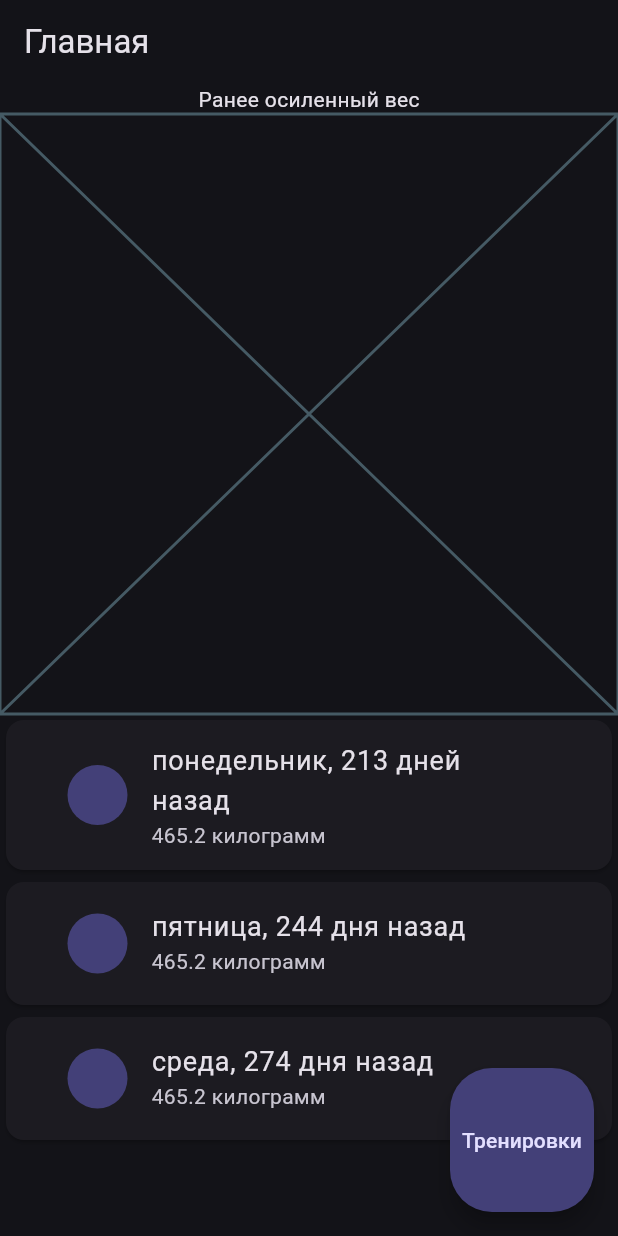
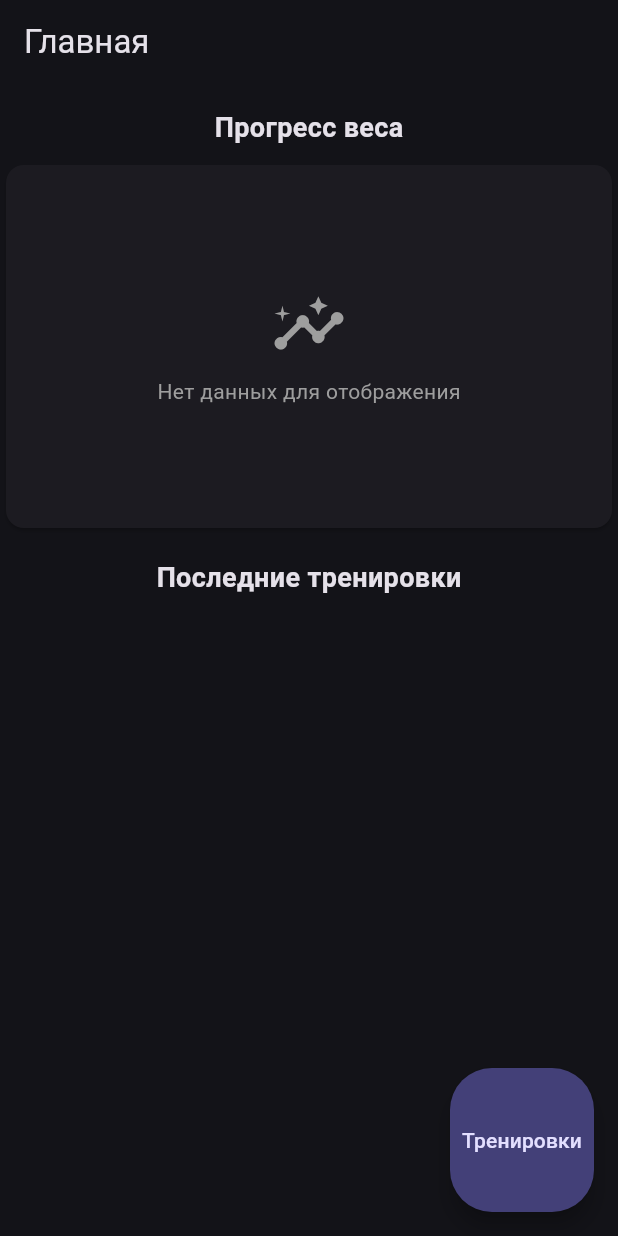
Before and after one commit to Sutemi67/Flutter_TrainingStats_apps, a Flutter app: the screen it shows after launch, on a phone screen of 412 x 824 dp. Run offline on Flutter 3.47's test engine with Material 3 defaults, Android fonts, the phone set to English and light mode, and no system bars; our stand-ins replace fl_chart, sqflite; accounts and stored records are empty.

Commit message:
вапвап

```diff
--- a/lib/main.dart
+++ b/lib/main.dart
@@ -25,7 +25,7 @@ class MainApp extends StatelessWidget {
     return MaterialApp(
       theme: ThemeData(colorSchemeSeed: primaryColor, brightness: .dark),
       routes: {
-        AppRoutesNames.homeRoute: (context) => const HomeScreen(),
+        AppRoutesNames.homeRoute: (context) => HomeScreen(db: db),
         AppRoutesNames.splashRoute: (context) => const SplashScreen(),
         AppRoutesNames.selectRoute: (context) => SelectScreen(db: db),
         AppRoutesNames.detailsRoute: (context) => DetailsScreen(
--- /dev/null
+++ b/lib/ui/screens/home/home_chart.dart
@@ -0,0 +1,193 @@
+import 'package:fl_chart/fl_chart.dart';
+import 'package:flutter/material.dart';
+import 'package:flutter_training_stats_apps/domain/reps_element.dart';
+import 'package:flutter_training_stats_apps/ui/theme/colors.dart';
+import 'package:intl/intl.dart';
+
+class WeightChart extends StatelessWidget {
+  final List<RepsElement> allReps;
+
+  const WeightChart({super.key, required this.allReps});
+
+  @override
+  Widget build(BuildContext context) {
+    final sixMonthsAgo = DateTime.now().subtract(const Duration(days: 180));
+    final recentReps = allReps.where((r) => r.day.isAfter(sixMonthsAgo)).toList();
+
+    if (recentReps.isEmpty) {
+      return SizedBox(
+        height: 250,
+        child: Card(
+          child: const Center(
+            child: Column(
+              mainAxisAlignment: MainAxisAlignment.center,
+              children: [
+                Icon(Icons.insights, size: 50, color: Colors.grey),
+                SizedBox(height: 10),
+                Text(
+                  'Нет данных для отображения',
+                  style: TextStyle(color: Colors.grey),
+                ),
+              ],
+            ),
+          ),
+        ),
+      );
+    }
+
+    Map<DateTime, double> maxWeightByDate = {};
+    for (var rep in recentReps) {
+      final date = DateTime(rep.day.year, rep.day.month, rep.day.day);
+      maxWeightByDate.update(
+        date,
+        (value) => value > rep.weight ? value : rep.weight,
+        ifAbsent: () => rep.weight,
+      );
+    }
+
+    final sortedDates = maxWeightByDate.keys.toList()..sort();
+    final spots = sortedDates.map((date) {
+      final x = date.millisecondsSinceEpoch / (24 * 60 * 60 * 1000);
+      final y = maxWeightByDate[date]!;
+      return FlSpot(x, y);
+    }).toList();
+
+    final maxY = spots.map((e) => e.y).reduce((a, b) => a > b ? a : b);
+    final minX = spots.first.x;
+    final maxX = spots.last.x;
+
+    return SizedBox(
+      height: 250,
+      child: Card(
+        child: Padding(
+          padding: const EdgeInsets.all(16),
+          child: LineChart(
+            LineChartData(
+              gridData: FlGridData(
+                show: true,
+                drawVerticalLine: true,
+                horizontalInterval: maxY / 5,
+                getDrawingHorizontalLine: (value) =>
+                    FlLine(color: Colors.grey.withAlpha(50), strokeWidth: 1),
+                getDrawingVerticalLine: (value) =>
+                    FlLine(color: Colors.grey.withAlpha(50), strokeWidth: 1),
+              ),
+              titlesData: FlTitlesData(
+                leftTitles: AxisTitles(
+                  sideTitles: SideTitles(
+                    showTitles: true,
+                    reservedSize: 40,
+                    getTitlesWidget: (value, meta) {
+                      if (value == 0) return const SizedBox.shrink();
+                      return Text(
+                        '${value.toInt()}',
+                        style: const TextStyle(fontSize: 10, color: Colors.grey),
+                      );
+                    },
+                  ),
+                ),
+                bottomTitles: AxisTitles(
+                  sideTitles: SideTitles(
+                    showTitles: true,
+                    reservedSize: 50,
+                    interval: 30,
+                    getTitlesWidget: (value, meta) {
+                      final timestampMs = (value * 24 * 60 * 60 * 1000).toInt();
+                      final date = DateTime.fromMillisecondsSinceEpoch(timestampMs);
+                      final dateStr = DateFormat('d MMM', 'ru').format(date);
+                      return SideTitleWidget(
+                        meta: meta,
+                        space: 10,
+                        child: Transform.rotate(
+                          angle: -0.5,
+                          child: Text(
+                            dateStr,
+                            style: const TextStyle(fontSize: 10, color: Colors.grey),
+                          ),
+                        ),
+                      );
+                    },
+                  ),
+                ),
+                rightTitles: const AxisTitles(
+                  sideTitles: SideTitles(showTitles: false),
+                ),
+                topTitles: const AxisTitles(
+                  sideTitles: SideTitles(showTitles: false),
+                ),
+              ),
+              minX: minX,
+              maxX: maxX,
+              minY: 0,
+              maxY: maxY * 1.2,
+              lineBarsData: [
+                LineChartBarData(
+                  spots: spots,
+                  isCurved: true,
+                  color: setsSelectedColor,
+                  barWidth: 3,
+                  isStrokeCapRound: true,
+                  dotData: const FlDotData(show: false),
+                  belowBarData: BarAreaData(
+                    show: true,
+                    gradient: LinearGradient(
+                      colors: [Colors.blue.withAlpha(100), Colors.blue.withAlpha(0)],
+                      begin: Alignment.topCenter,
+                      end: Alignment.bottomCenter,
+                    ),
+                  ),
+                ),
+              ],
+              lineTouchData: LineTouchData(
+                enabled: true,
+                touchTooltipData: LineTouchTooltipData(
+                  getTooltipItems: (touchedSpots) {
+                    return touchedSpots.map((spot) {
+                      final timestampMs = (spot.x * 24 * 60 * 60 * 1000).toInt();
+                      final date = DateTime.fromMillisecondsSinceEpoch(timestampMs);
+                      return LineTooltipItem(
+                        '${date.day}.${date.month}.${date.year}\n',
+                        const TextStyle(
+                          color: Colors.white,
+                          fontWeight: FontWeight.bold,
+                        ),
+                        children: [
+                          TextSpan(
+                            text: 'Вес: ${spot.y.toStringAsFixed(1)} кг',
+                            style: const TextStyle(color: Colors.white),
+                          ),
+                        ],
+                      );
+                    }).toList();
+                  },
+                  tooltipBorderRadius: const BorderRadius.all(Radius.circular(12)),
+                ),
+                handleBuiltInTouches: true,
+                getTouchedSpotIndicator: (barData, spotIndexes) {
+                  return spotIndexes.map((index) {
+                    return TouchedSpotIndicatorData(
+                      const FlLine(color: Colors.blue, strokeWidth: 2),
+                      FlDotData(
+                        show: true,
+                        getDotPainter: (spot, percent, bar, index) {
+                          return FlDotCirclePainter(
+                            radius: 4,
+                            color: Colors.white,
+                            strokeWidth: 2,
+                            strokeColor: Colors.blue,
+                          );
+                        },
+                      ),
+                    );
+                  }).toList();
+                },
+              ),
+            ),
+            duration: const Duration(milliseconds: 1500),
+            curve: Curves.easeInOut,
+          ),
+        ),
+      ),
+    );
+  }
+}
--- a/lib/ui/screens/home/home_screen.dart
+++ b/lib/ui/screens/home/home_screen.dart
@@ -1,9 +1,62 @@
 import 'package:flutter/material.dart';
+import 'package:flutter_training_stats_apps/data/database.dart';
+import 'package:flutter_training_stats_apps/domain/reps_element.dart';
 import 'package:flutter_training_stats_apps/ui/navigation.dart';
+import 'package:flutter_training_stats_apps/ui/screens/home/home_chart.dart';
 import 'package:flutter_training_stats_apps/ui/screens/home/train_card.dart';
 
-class HomeScreen extends StatelessWidget {
-  const HomeScreen({super.key});
+class HomeScreen extends StatefulWidget {
+  final AppDatabase db;
+
+  const HomeScreen({super.key, required this.db});
+
+  @override
+  State<HomeScreen> createState() => _HomeScreenState();
+}
+
+class _HomeScreenState extends State<HomeScreen> {
+  List<RepsElement> allReps = [];
+  List<_TrainingDay> recentTrainings = [];
+  bool isLoading = true;
+
+  @override
+  void initState() {
+    super.initState();
+    _loadData();
+  }
+
+  Future<void> _loadData() async {
+    final sets = await widget.db.getAllSets();
+    final reps = <RepsElement>[];
+    for (final set in sets) {
+      for (final exercise in set.exercises) {
+        reps.addAll(exercise.reps);
+      }
+    }
+
+    reps.sort((a, b) => b.day.compareTo(a.day));
+
+    Map<DateTime, double> maxWeightByDate = {};
+    for (final rep in reps) {
+      final date = DateTime(rep.day.year, rep.day.month, rep.day.day);
+      maxWeightByDate.update(
+        date,
+        (value) => value > rep.weight ? value : rep.weight,
+        ifAbsent: () => rep.weight,
+      );
+    }
+
+    final sortedDates = maxWeightByDate.keys.toList()..sort((a, b) => b.compareTo(a));
+    final last5 = sortedDates.take(5).map((date) {
+      return _TrainingDay(date: date, maxWeight: maxWeightByDate[date]!);
+    }).toList();
+
+    setState(() {
+      allReps = reps;
+      recentTrainings = last5;
+      isLoading = false;
+    });
+  }
 
   void _navigateToSelect(BuildContext context) {
     Navigator.pushNamed(context, AppRoutesNames.selectRoute);
@@ -13,15 +66,31 @@ class HomeScreen extends StatelessWidget {
   Widget build(BuildContext context) {
     return Scaffold(
       appBar: AppBar(title: const Text('Главная')),
-      body: SingleChildScrollView(
+      body: isLoading
+          ? const Center(child: CircularProgressIndicator())
+          : SingleChildScrollView(
               child: Column(
                 crossAxisAlignment: CrossAxisAlignment.center,
                 children: [
-            const Text('Ранее осиленный вес'),
-            const Placeholder(),
-            TrainCard(trainDate: DateTime(2025, 11, 10), weight: 465.2),
-            TrainCard(trainDate: DateTime(2025, 10, 10), weight: 465.2),
-            TrainCard(trainDate: DateTime(2025, 09, 10), weight: 465.2),
+                  const Padding(
+                    padding: EdgeInsets.only(top: 16, bottom: 8),
+                    child: Text(
+                      'Прогресс веса',
+                      style: TextStyle(fontSize: 18, fontWeight: FontWeight.bold),
+                    ),
+                  ),
+                  WeightChart(allReps: allReps),
+                  const Padding(
+                    padding: EdgeInsets.symmetric(vertical: 16),
+                    child: Text(
+                      'Последние тренировки',
+                      style: TextStyle(fontSize: 18, fontWeight: FontWeight.bold),
+                    ),
+                  ),
+                  ...recentTrainings.map(
+                    (t) => TrainCard(trainDate: t.date, weight: t.maxWeight),
+                  ),
+                  const SizedBox(height: 80),
                 ],
               ),
             ),
@@ -32,3 +101,10 @@ class HomeScreen extends StatelessWidget {
     );
   }
 }
+
+class _TrainingDay {
+  final DateTime date;
+  final double maxWeight;
+
+  const _TrainingDay({required this.date, required this.maxWeight});
+}
```
Lines whose indentation alone changed are shown as unchanged.
